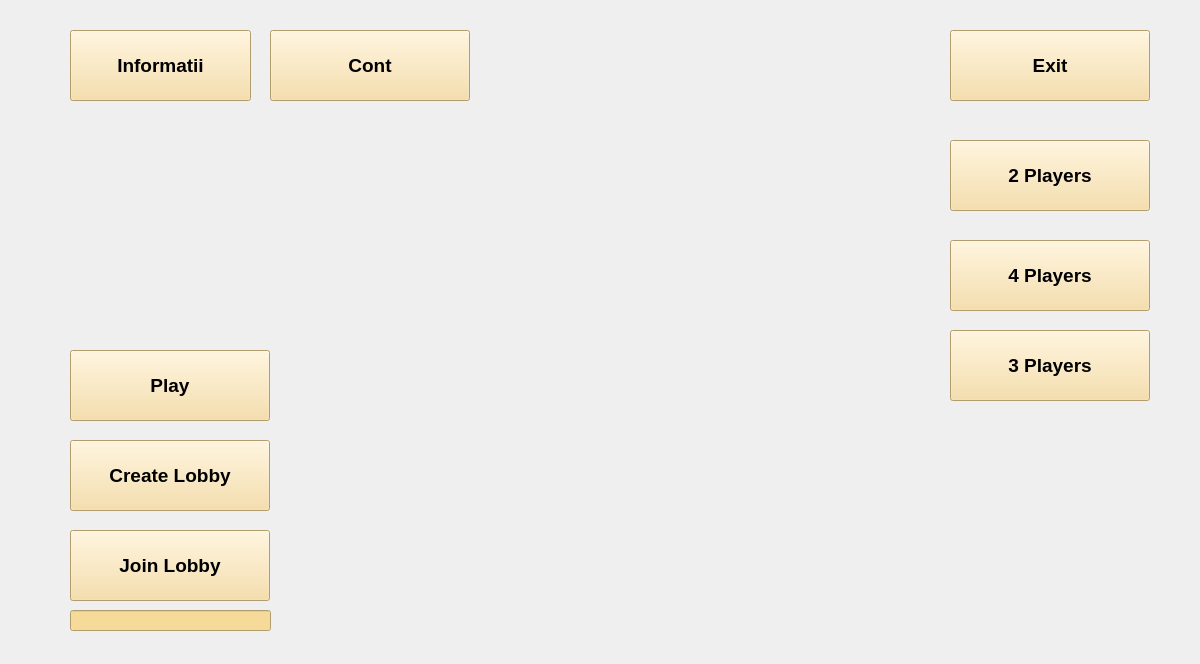
Before: the Qt Designer form Client1/MainPage.ui in Paul-Podoleanu/ProjectModernCpp, drawn with Qt 5.
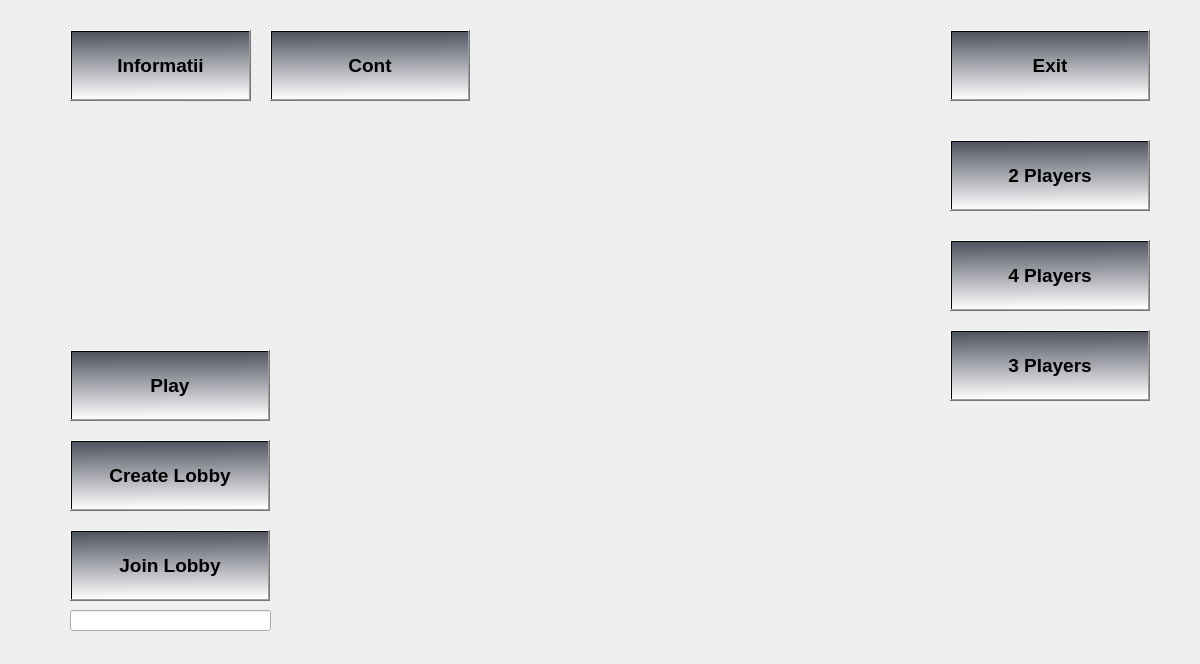
After: the same form once the commit is applied. Icons and pictures are not drawn.

```diff
--- a/Client1/MainPage.ui
+++ b/Client1/MainPage.ui
@@ -17,6 +17,9 @@
    <string notr="true">background-image:url(:/Poze/Resources/1.jpg)</string>
   </property>
   <widget class="QWidget" name="centralWidget">
+   <property name="styleSheet">
+    <string notr="true">border-image: url(:/Poze/Resources/blue.jpg);</string>
+   </property>
    <widget class="QPushButton" name="Info">
     <property name="geometry">
      <rect>
@@ -34,8 +37,8 @@
      </font>
     </property>
     <property name="styleSheet">
-     <string notr="true">background: none;
-background-color: rgb(246, 218, 153);</string>
+     <string notr="true">border-image:transparent;
+background-color: qlineargradient(spread:pad, x1:0.443, y1:0, x2:0.465909, y2:1, stop:0 rgba(81, 85, 97, 255), stop:1 rgba(255, 255, 255, 255));</string>
     </property>
     <property name="text">
      <string>Informatii</string>
@@ -58,8 +61,8 @@
      </font>
     </property>
     <property name="styleSheet">
-     <string notr="true">background: none;
-background-color: rgb(246, 218, 153);</string>
+     <string notr="true">border-image:transparent;
+background-color: qlineargradient(spread:pad, x1:0.443, y1:0, x2:0.465909, y2:1, stop:0 rgba(81, 85, 97, 255), stop:1 rgba(255, 255, 255, 255));</string>
     </property>
     <property name="text">
      <string>Cont</string>
@@ -82,8 +85,8 @@
      </font>
     </property>
     <property name="styleSheet">
-     <string notr="true">background: none;
-background-color: rgb(246, 218, 153);</string>
+     <string notr="true">border-image:transparent;
+background-color: qlineargradient(spread:pad, x1:0.443, y1:0, x2:0.465909, y2:1, stop:0 rgba(81, 85, 97, 255), stop:1 rgba(255, 255, 255, 255));</string>
     </property>
     <property name="text">
      <string>Exit</string>
@@ -106,8 +109,8 @@
      </font>
     </property>
     <property name="styleSheet">
-     <string notr="true">background: none;
-background-color: rgb(246, 218, 153);</string>
+     <string notr="true">border-image:transparent;
+background-color: qlineargradient(spread:pad, x1:0.443, y1:0, x2:0.465909, y2:1, stop:0 rgba(81, 85, 97, 255), stop:1 rgba(255, 255, 255, 255));</string>
     </property>
     <property name="text">
      <string>Play</string>
@@ -130,8 +133,8 @@
      </font>
     </property>
     <property name="styleSheet">
-     <string notr="true">background: none;
-background-color: rgb(246, 218, 153);</string>
+     <string notr="true">border-image:transparent;
+background-color: qlineargradient(spread:pad, x1:0.443, y1:0, x2:0.465909, y2:1, stop:0 rgba(81, 85, 97, 255), stop:1 rgba(255, 255, 255, 255));</string>
     </property>
     <property name="text">
      <string>2 Players</string>
@@ -154,8 +157,8 @@
      </font>
     </property>
     <property name="styleSheet">
-     <string notr="true">background: none;
-background-color: rgb(246, 218, 153);</string>
+     <string notr="true">border-image:transparent;
+background-color: qlineargradient(spread:pad, x1:0.443, y1:0, x2:0.465909, y2:1, stop:0 rgba(81, 85, 97, 255), stop:1 rgba(255, 255, 255, 255));</string>
     </property>
     <property name="text">
      <string>3 Players</string>
@@ -178,8 +181,8 @@
      </font>
     </property>
     <property name="styleSheet">
-     <string notr="true">background: none;
-background-color: rgb(246, 218, 153);</string>
+     <string notr="true">border-image:transparent;
+background-color: qlineargradient(spread:pad, x1:0.443, y1:0, x2:0.465909, y2:1, stop:0 rgba(81, 85, 97, 255), stop:1 rgba(255, 255, 255, 255));</string>
     </property>
     <property name="text">
      <string>4 Players</string>
@@ -202,8 +205,8 @@
      </font>
     </property>
     <property name="styleSheet">
-     <string notr="true">background: none;
-background-color: rgb(246, 218, 153);</string>
+     <string notr="true">border-image:transparent;
+background-color: qlineargradient(spread:pad, x1:0.443, y1:0, x2:0.465909, y2:1, stop:0 rgba(81, 85, 97, 255), stop:1 rgba(255, 255, 255, 255));</string>
     </property>
     <property name="text">
      <string>Join Lobby</string>
@@ -219,8 +222,8 @@
      </rect>
     </property>
     <property name="styleSheet">
-     <string notr="true">background: none;
-background-color: rgb(246, 218, 153);</string>
+     <string notr="true">border-image:transparent;
+</string>
     </property>
    </widget>
    <widget class="QPushButton" name="Lobby">
@@ -240,8 +243,8 @@
      </font>
     </property>
     <property name="styleSheet">
-     <string notr="true">background: none;
-background-color: rgb(246, 218, 153);</string>
+     <string notr="true">border-image:transparent;
+background-color: qlineargradient(spread:pad, x1:0.443, y1:0, x2:0.465909, y2:1, stop:0 rgba(81, 85, 97, 255), stop:1 rgba(255, 255, 255, 255));</string>
     </property>
     <property name="text">
      <string>Create Lobby</string>
```
Left out of the diff: 2 changed lines with no effect on the pictures.
